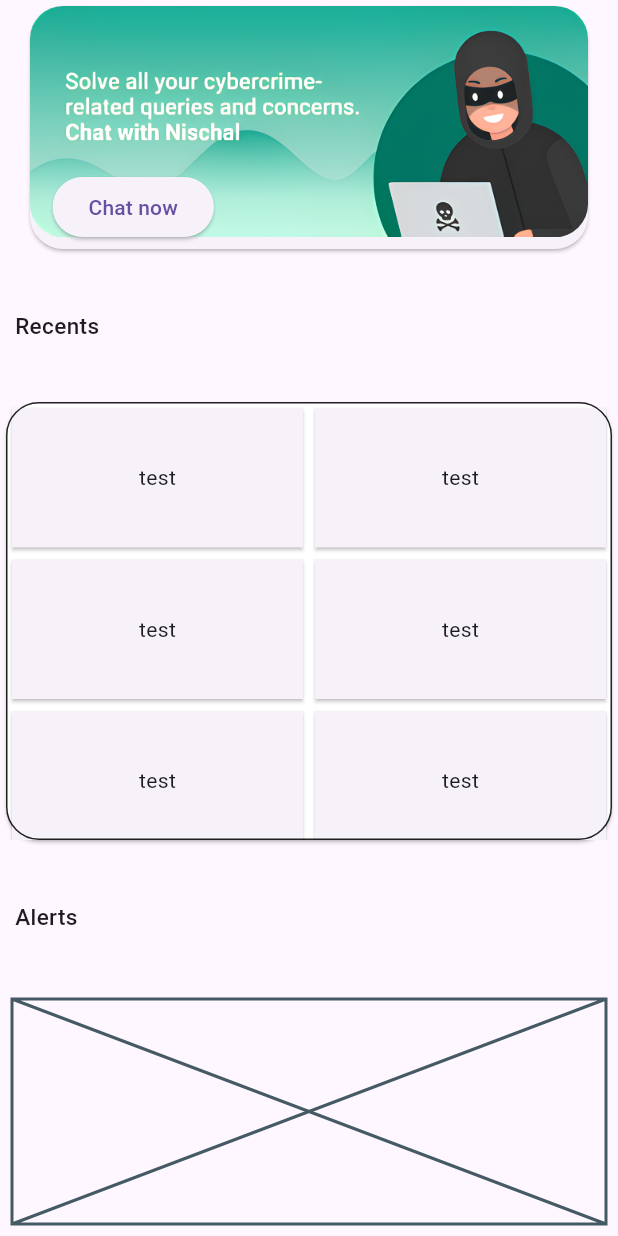
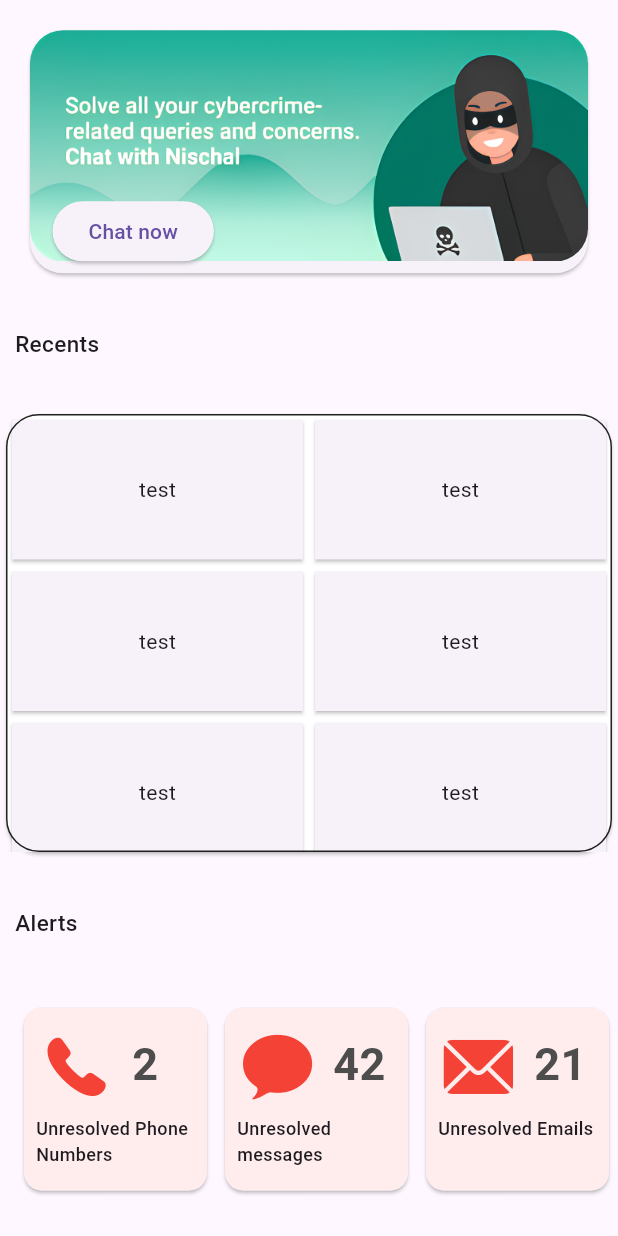
Before and after one commit to salik03/Kavach, a Flutter app: the HomeScreen screen opened directly, on a phone screen of 412 x 824 dp. Run offline on Flutter 3.47's test engine with Material 3 defaults, Android fonts, the phone set to English and light mode, and no system bars; our stand-ins replace cloud_firestore, contacts_service, firebase_auth, firebase_core, flutter_chat_types, flutter_chat_ui and 5 more; missing offline and left inert: call_log, flutter_inappwebview, flutter_sms_inbox; accounts and stored records are empty.

Commit message:
everything except recents done on home_screen

```diff
--- a/lib/src/constants/colors.dart
+++ b/lib/src/constants/colors.dart
@@ -11,3 +11,5 @@ const Color dialogueBoxColor = Color(0xFFDDF1E9);
 const Color dividerColor = Color.fromARGB(184, 204, 202, 202);
 const Color buttonColor = Color(0xFF008357);
 const Color transparent = Color(0x01000000);
+const Color cardColor = Color(0xFFFFEDEE);
+const Color cardTextColor = Color(0xFF4D4D4D);
--- a/lib/src/features/authentication/screens/home_screen/home_screen.dart
+++ b/lib/src/features/authentication/screens/home_screen/home_screen.dart
@@ -1,5 +1,6 @@
 import 'package:flutter/cupertino.dart';
 import 'package:flutter/material.dart';
+import 'package:kavach_2/src/constants/colors.dart';
 import 'package:kavach_2/src/constants/image_strings.dart';
 
 class HomeScreen extends StatelessWidget {
@@ -9,7 +10,7 @@ class HomeScreen extends StatelessWidget {
   Widget build(BuildContext context) {
     return Scaffold(
         body: Column(
-      mainAxisAlignment: MainAxisAlignment.spaceBetween,
+      mainAxisAlignment: MainAxisAlignment.spaceAround,
       crossAxisAlignment: CrossAxisAlignment.start,
       children: [
         SizedBox(
@@ -79,22 +80,95 @@ class HomeScreen extends StatelessWidget {
             style: TextStyle(fontSize: 15, fontWeight: FontWeight.w500),
           ),
         ),
-        const Padding(
-          padding: EdgeInsets.all(8.0),
-          child: SizedBox(
+        const SizedBox(
             height: 150,
-            child: Placeholder(),
-          ),
-        )
+            child: SingleChildScrollView(
+              padding: EdgeInsets.only(left: 10),
+              scrollDirection: Axis.horizontal,
+              child: Row(
+                children: [
+                  AlertBoxes(
+                    icon: CupertinoIcons.phone_fill,
+                    alertText: "Unresolved Phone Numbers",
+                    alerts: 2,
+                  ),
+                  AlertBoxes(
+                    icon: CupertinoIcons.chat_bubble_fill,
+                    alertText: "Unresolved messages ",
+                    alerts: 42,
+                  ),
+                  AlertBoxes(
+                    icon: CupertinoIcons.mail_solid,
+                    alertText: "Unresolved Emails ",
+                    alerts: 21,
+                  )
+                ],
+              ),
+            ))
       ],
     ));
   }
 }
 
 class AlertBoxes extends StatelessWidget {
-  const AlertBoxes({super.key});
+  final IconData icon; // New required parameter for the icon
+  final String alertText; // New required parameter for the alert text
+  final int alerts;
+
+  const AlertBoxes(
+      {Key? key,
+      required this.icon,
+      required this.alertText,
+      required this.alerts})
+      : super(key: key);
+
   @override
   Widget build(BuildContext context) {
-    return const Card(child: Column(children: [Icon(CupertinoIcons.phone)],),);
+    return Padding(
+      padding: const EdgeInsets.all(2.0),
+      child: SizedBox(
+        width: 130,
+        height: 130,
+        child: Card(
+          color: cardColor,
+          child: Column(
+            crossAxisAlignment: CrossAxisAlignment.start,
+            children: [
+              Row(
+                children: [
+                  Padding(
+                    padding: const EdgeInsets.only(left: 10, top: 14),
+                    child: Icon(
+                      icon, // Use the provided icon
+                      size: 50,
+                      color: Colors.red,
+                    ),
+                  ),
+                  Padding(
+                    padding: const EdgeInsets.only(left: 12.0, top: 12.0),
+                    child: Text(
+                      alerts.toString(), // Use the provided alert text
+                      style: const TextStyle(
+                        fontSize: 30,
+                        fontWeight: FontWeight.bold,
+                        color: cardTextColor,
+                      ),
+                    ),
+                  ),
+                ],
+              ),
+              Padding(
+                padding: const EdgeInsets.all(8.0),
+                child: Text(
+                  alertText,
+                  style: const TextStyle(
+                      fontSize: 12, fontWeight: FontWeight.w500),
+                ),
+              ),
+            ],
+          ),
+        ),
+      ),
+    );
   }
 }
```
